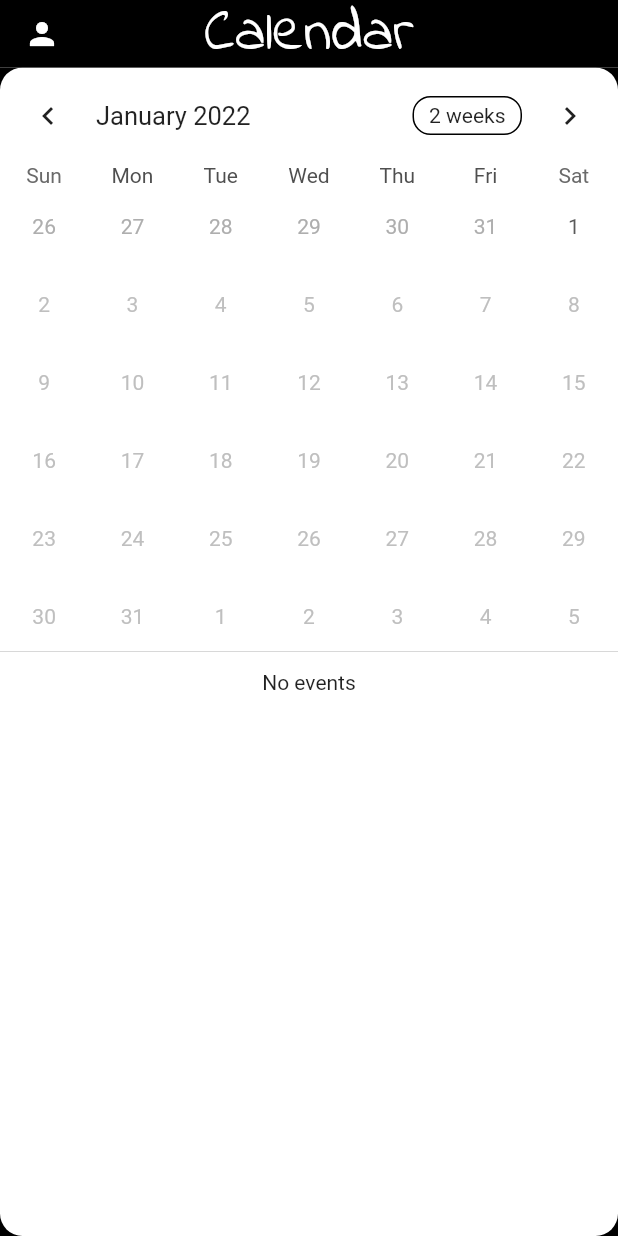
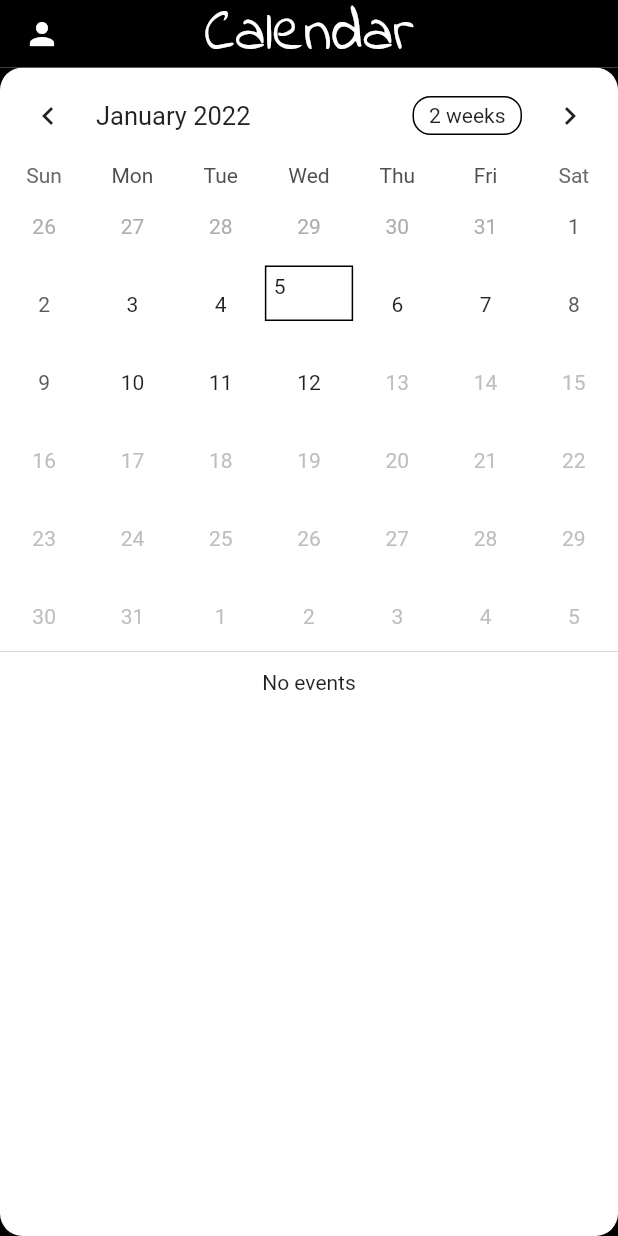
Before and after one commit to digitalNotebook/app, a Flutter app: the CalendarScreen screen opened by its route, on a phone screen of 412 x 824 dp. Run offline on Flutter 3.47's test engine with Material 2 defaults, Android fonts, the phone set to English and light mode, and no system bars; drawn by our look-alikes of table_calendar; our stand-ins replace image_picker, persistent_bottom_nav_bar, sqflite; accounts and stored records are empty.

Commit message:
Aumentando o range do calendário para 2022

```diff
--- a/app/escola/lib/widgets/calendar_item.dart
+++ b/app/escola/lib/widgets/calendar_item.dart
@@ -73,7 +73,7 @@ class _CalendarItemState extends State<CalendarItem> {
         TableCalendar(
           focusedDay: _focusedDay,
           firstDay: DateTime(2021, 1, 1),
-          lastDay: DateTime(2022, 1, 1),
+          lastDay: DateTime(2022, 1, 12),
           calendarFormat: _calendarFormat,
           selectedDayPredicate: (day) => isSameDay(_selectedDay, day),
           onFormatChanged: (format) {
```
